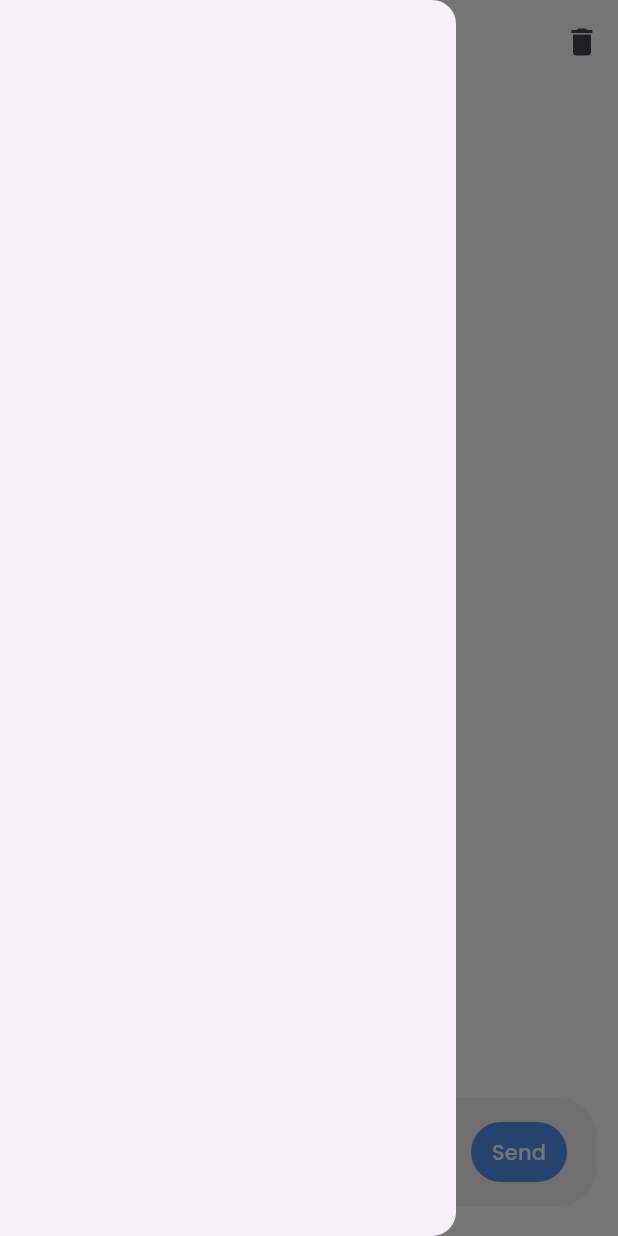
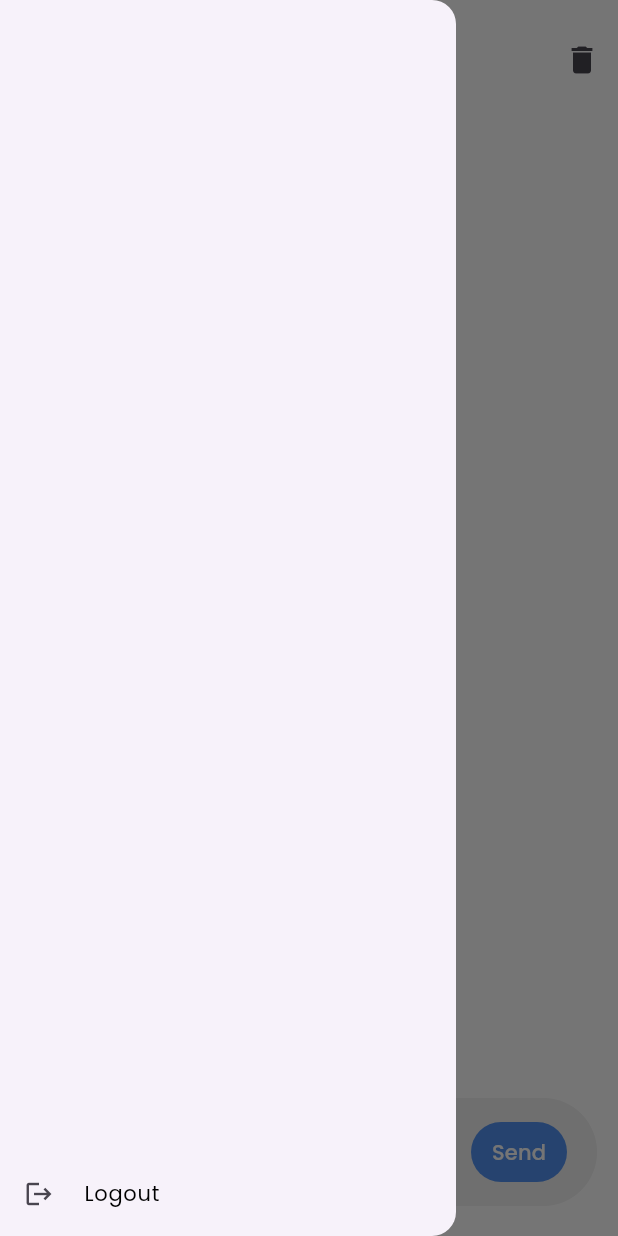
Before and after one commit to Fairuzzzzz/ai-chat-app, a Flutter app: the screen it shows once a user with an empty profile is signed in, with the side drawer open, on a phone screen of 412 x 824 dp. Run offline on Flutter 3.47's test engine with Material 3 defaults, Android fonts, the light colour scheme and no system bars; our stand-ins replace flutter_dotenv, flutter_svg, supabase_flutter; missing offline and left inert: groq; accounts and stored records are empty.

Commit message:
add logout functionality and enhance home page layout with drawer

```diff
--- a/lib/pages/home.dart
+++ b/lib/pages/home.dart
@@ -1,4 +1,5 @@
 import 'package:aichatapp/services/ai/ai_service.dart';
+import 'package:aichatapp/services/auth/auth_service.dart';
 import 'package:flutter/material.dart';
 import 'package:flutter/services.dart';
 import 'package:flutter_svg/flutter_svg.dart';
@@ -17,6 +18,7 @@ class _HomeState extends State<Home> {
   final List<ChatMessage> _messages = <ChatMessage>[];
   final ScrollController _scrollController = ScrollController();
   bool _isBottom = true;
+  final authService = AuthService();
 
   Groq? _groq;
 
@@ -64,10 +66,15 @@ class _HomeState extends State<Home> {
     }
   }
 
+  void logout() async {
+    await authService.signOut();
+  }
+
   @override
   Widget build(BuildContext context) {
     return Scaffold(
         appBar: AppBar(
+          toolbarHeight: 80,
           title: const Text(
             'Chat',
             style: TextStyle(fontWeight: FontWeight.w500),
@@ -113,16 +120,29 @@ class _HomeState extends State<Home> {
               margin: const EdgeInsets.symmetric(vertical: 20, horizontal: 14),
               decoration: BoxDecoration(
                   color: const Color(0xFFf1f1f1),
-                borderRadius: BorderRadius.circular(26)),
+                  borderRadius: BorderRadius.circular(40)),
               child: _buildTextComposer(),
             )
           ],
         )),
         backgroundColor: Colors.white,
-      drawer: const Drawer(
-        child: Column(),
+        drawer: Drawer(
+          child: Column(
+            children: [
+              const Spacer(),
+              ListTile(
+                leading: const Icon(size: 20, Icons.logout),
+                title: const Text(
+                  'Logout',
+                  style: TextStyle(fontSize: 14, color: Colors.black),
                 ),
-    );
+                onTap: () {
+                  logout();
+                },
+              )
+            ],
+          ),
+        ));
   }
 
   Widget _buildClearChatButton() {
```
Lines whose indentation alone changed are shown as unchanged.
